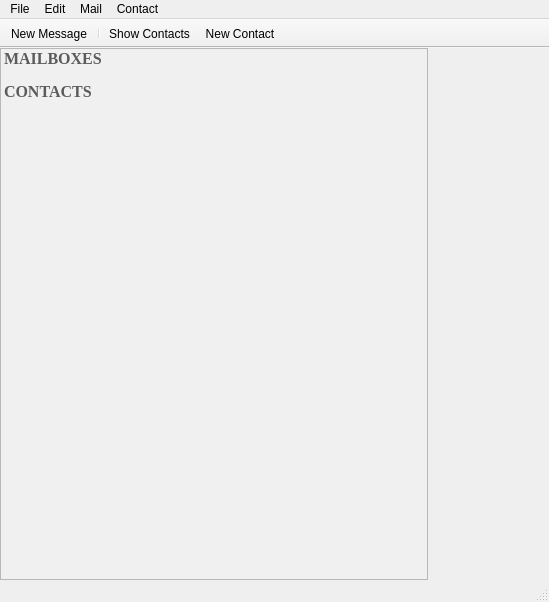
Qt form KeyhoteeMainWindow.ui (InvictusInnovations/keyhotee) before a commit.
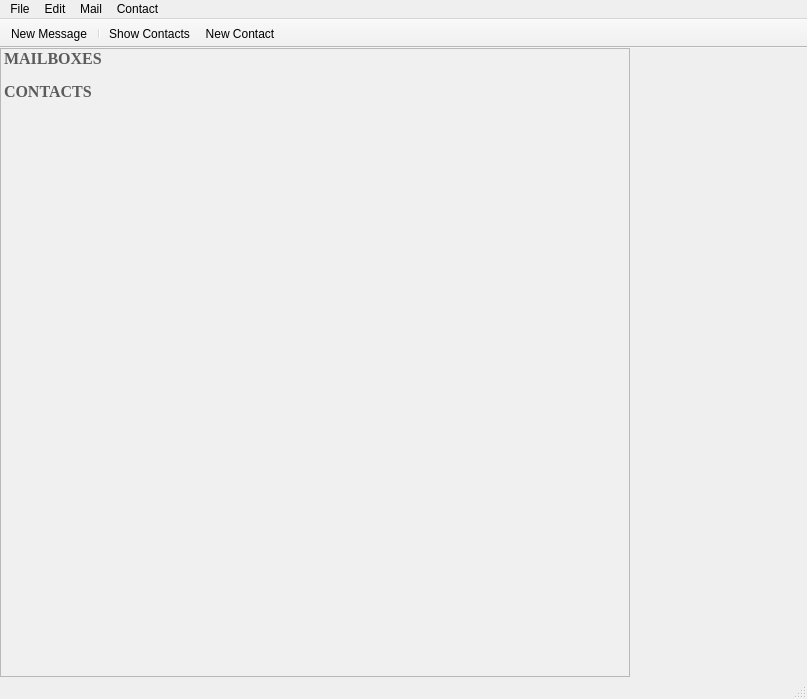
The same form after that commit. Icons and pictures are not drawn. Custom widgets are drawn as their Qt base class.

Commit message: Implement more of the ContactView widget

```diff
--- a/KeyhoteeMainWindow.ui
+++ b/KeyhoteeMainWindow.ui
@@ -6,8 +6,8 @@
    <rect>
     <x>0</x>
     <y>0</y>
-    <width>549</width>
-    <height>602</height>
+    <width>807</width>
+    <height>699</height>
    </rect>
   </property>
   <property name="windowTitle">
@@ -271,7 +271,7 @@
     <rect>
      <x>0</x>
      <y>0</y>
-     <width>549</width>
+     <width>807</width>
      <height>22</height>
     </rect>
    </property>
```
The commit also changes 4 other files.
